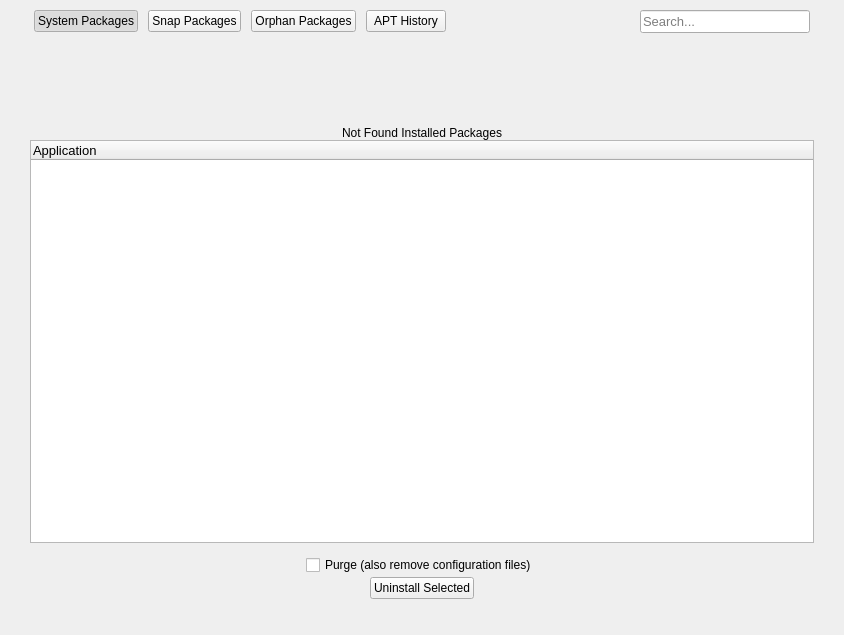
s4solutionsllc/Nexis, file shared/nexis/Pages/Uninstaller/uninstallerpage.ui: the form before one commit.
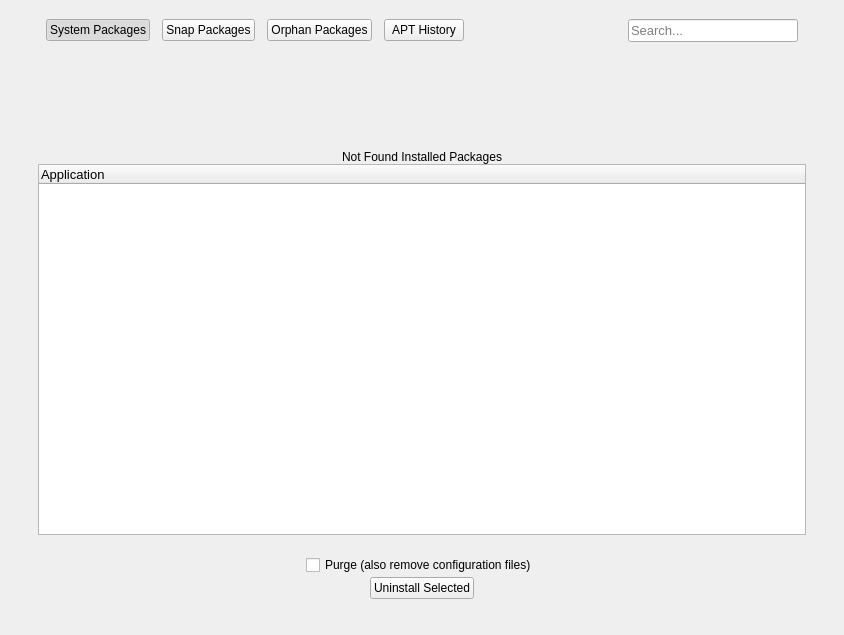
The form after the commit.

Commit message:
feat(uninstaller): elevated-card container + header spacing (NEX-13736)
Wrap the application list in one DS §2 elevated container
(#uninstallerContainer, [cardRole="elevated"], single container-level
shadow) with the three-layer surface hierarchy, freeze the "Application"
column header (@cardBgElevated + border rule), and apply header-anatomy
spacing to the segmented tabs and Search field (active tab keeps
@accentColor). Tabs, counts, the collapsed tree group, and the centered
Uninstall Selected action are unchanged.

Diff of the .ui file:
```diff
--- a/shared/nexis/Pages/Uninstaller/uninstallerpage.ui
+++ b/shared/nexis/Pages/Uninstaller/uninstallerpage.ui
@@ -33,10 +33,45 @@
     <number>2</number>
    </property>
    <item row="2" column="0" colspan="3">
-    <widget class="QStackedWidget" name="stackedWidget">
-     <property name="currentIndex">
+    <layout class="QVBoxLayout" name="uninstallerContainerLayout">
+     <property name="leftMargin">
+      <number>8</number>
+     </property>
+     <property name="topMargin">
+      <number>8</number>
+     </property>
+     <property name="rightMargin">
+      <number>8</number>
+     </property>
+     <property name="bottomMargin">
+      <number>8</number>
+     </property>
+     <property name="spacing">
       <number>0</number>
      </property>
+     <item>
+      <widget class="QWidget" name="uninstallerContainer" native="true">
+       <layout class="QVBoxLayout" name="uninstallerContainerInnerLayout">
+        <property name="leftMargin">
+         <number>0</number>
+        </property>
+        <property name="topMargin">
+         <number>0</number>
+        </property>
+        <property name="rightMargin">
+         <number>0</number>
+        </property>
+        <property name="bottomMargin">
+         <number>0</number>
+        </property>
+        <property name="spacing">
+         <number>0</number>
+        </property>
+        <item>
+         <widget class="QStackedWidget" name="stackedWidget">
+          <property name="currentIndex">
+           <number>0</number>
+          </property>
      <widget class="QWidget" name="pageSystemPackages">
       <layout class="QGridLayout" name="gridLayout_2">
        <property name="leftMargin">
@@ -533,6 +568,11 @@
       </layout>
      </widget>
     </widget>
+        </item>
+       </layout>
+      </widget>
+     </item>
+    </layout>
    </item>
    <item row="6" column="0" colspan="3" alignment="Qt::AlignHCenter|Qt::AlignBottom">
     <widget class="QLabel" name="lblLoadingUninstaller">
@@ -599,19 +639,19 @@
     <widget class="QWidget" name="nav" native="true">
      <layout class="QHBoxLayout" name="horizontalLayout">
       <property name="spacing">
-       <number>10</number>
+       <number>12</number>
       </property>
       <property name="leftMargin">
-       <number>4</number>
+       <number>16</number>
       </property>
       <property name="topMargin">
-       <number>5</number>
+       <number>14</number>
       </property>
       <property name="rightMargin">
-       <number>4</number>
+       <number>16</number>
       </property>
       <property name="bottomMargin">
-       <number>5</number>
+       <number>12</number>
       </property>
       <item>
        <widget class="QPushButton" name="btnSystemPackages">
```
Left out of the diff: 2 changed lines with no effect on the pictures. The commit also changes 4 other files.
